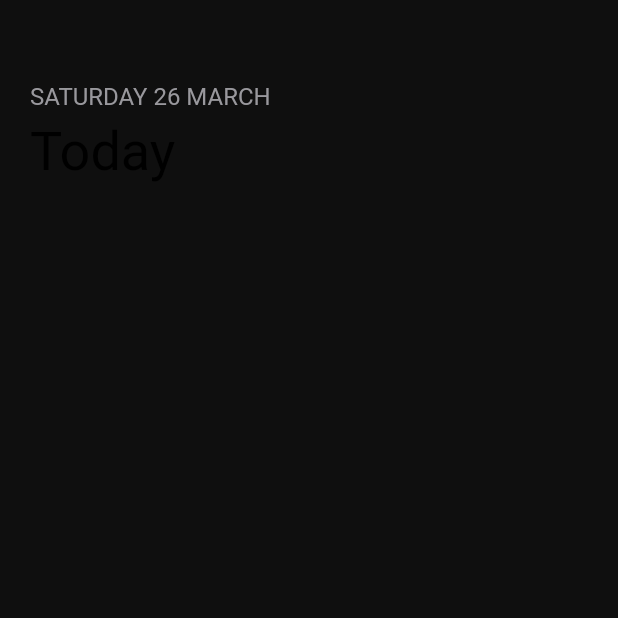
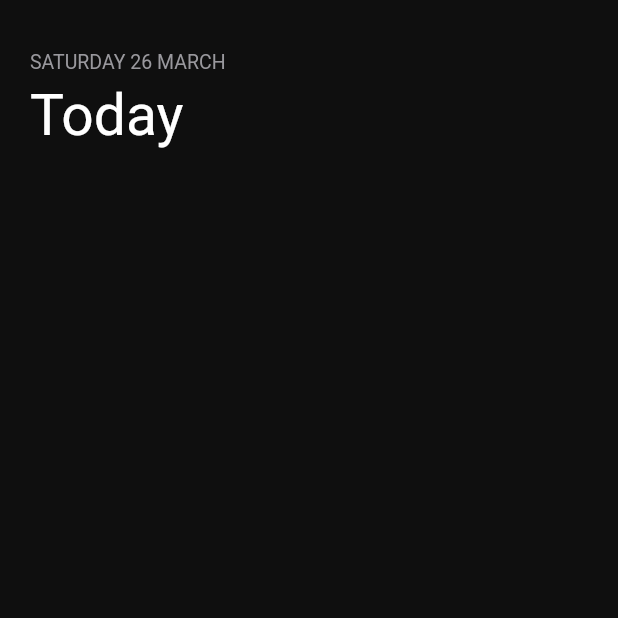
Before and after one commit to 4eug/AppStore-Clone, a Flutter app: the screen it shows after launch, on a phone screen of 412 x 824 dp, the top half of it. Run offline on Flutter 3.47's test engine with Material 2 defaults, Android fonts, the phone set to English and light mode, and no system bars; Roboto replaces fonts that are missing (AppleGothic-Bold, AppleGothic-ExtraBold); project files that could hold a hidden picture were left out.

Commit message:
Text Changes

```diff
--- a/lib/page/viewpage.dart
+++ b/lib/page/viewpage.dart
@@ -22,7 +22,7 @@ class _ViewPageState extends State<ViewPage> {
                 mainAxisSize: MainAxisSize.max,
                 children: [
                   Container(
-                    padding: const EdgeInsets.fromLTRB(20, 56, 20, 0),
+                    padding: const EdgeInsets.fromLTRB(20, 36, 20, 0),
                     child: const AppBarTitle(
                       'Today',
                       subtiitle: 'SATURDAY 26 MARCH',
--- a/lib/style/text.dart
+++ b/lib/style/text.dart
@@ -15,8 +15,8 @@ class TextStyles {
 
   static const TextStyle titleText = TextStyle(
       fontFamily: _appleGothicExtraBold,
-      fontSize: 36,
-      color: Colors.black,
+      fontSize: 38,
+      color: Colors.white,
       height: 1.1);
 
   static const TextStyle mediumHeavyText = TextStyle(
@@ -27,9 +27,9 @@ class TextStyles {
 
   static const TextStyle smallBoldText = TextStyle(
       fontFamily: _appleGothicBold,
-      fontSize: 16,
-      color: Colors.black,
-      height: 1.1);
+      fontSize: 13,
+      color: Colors.white,
+      height: 1.0);
 
   static const TextStyle smallLightText = TextStyle(
       fontFamily: _appleGothicLight,
```
